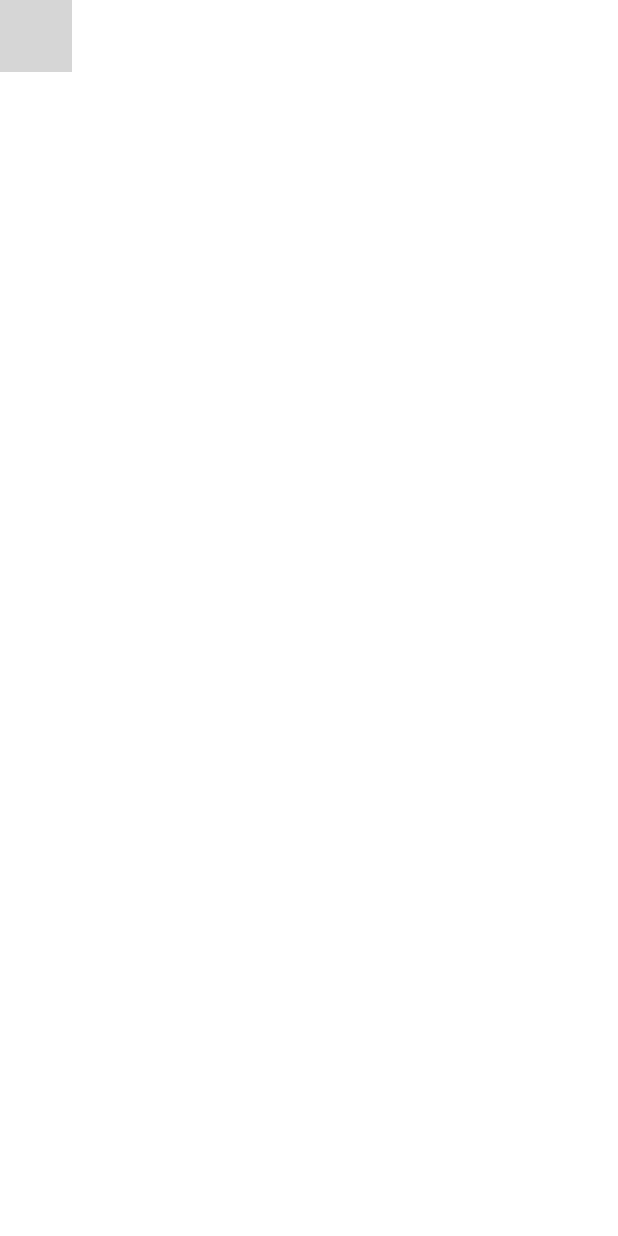
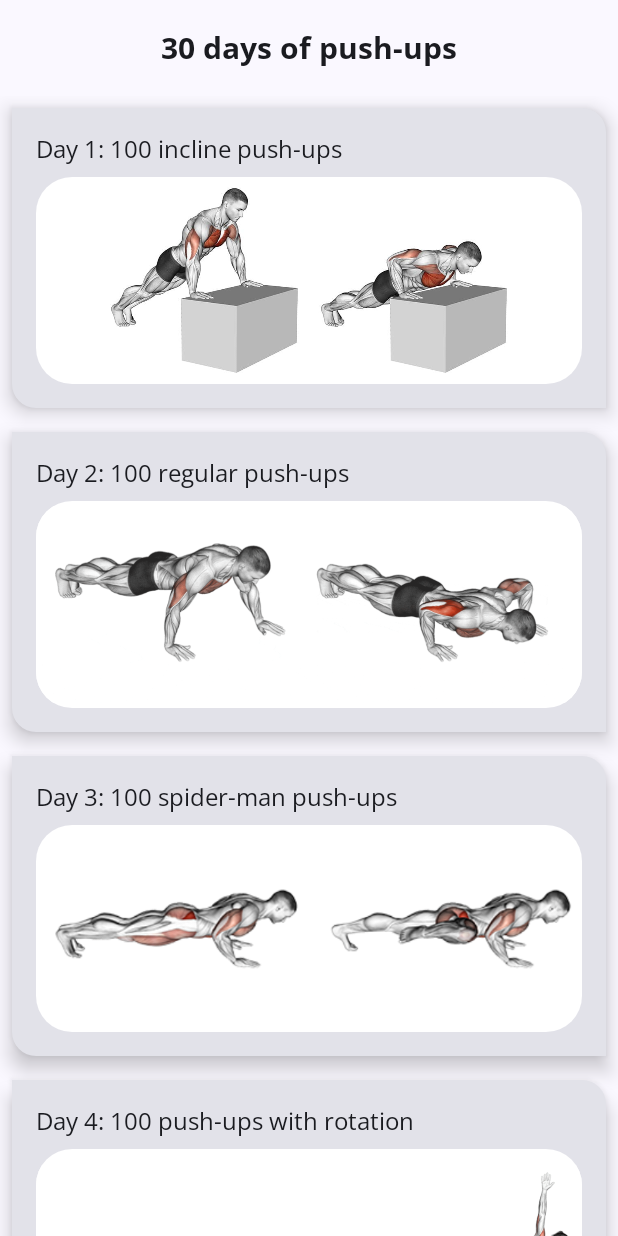
Before and after one commit to dadothetato/thirty_day_app, an Android app built with Jetpack Compose: the MainActivity screen opened directly, with no data from a screen before it, on a phone screen of 412 x 824 dp. Run offline under Robolectric (Android 15) with nearby library versions, the phone set to English and light mode, and no system bars; grey boxes are pictures that could not be loaded.

Commit message:
New PushUpApp composable which runs the app.

```diff
--- a/app/src/main/java/com/example/thirtydaysapp/ThirtyDaysAppScreen.kt
+++ b/app/src/main/java/com/example/thirtydaysapp/ThirtyDaysAppScreen.kt
@@ -4,15 +4,19 @@ import androidx.compose.foundation.Image
 import androidx.compose.foundation.background
 import androidx.compose.foundation.layout.Box
 import androidx.compose.foundation.layout.Column
+import androidx.compose.foundation.layout.Row
 import androidx.compose.foundation.layout.Spacer
 import androidx.compose.foundation.layout.fillMaxHeight
+import androidx.compose.foundation.layout.fillMaxSize
 import androidx.compose.foundation.layout.fillMaxWidth
 import androidx.compose.foundation.layout.height
 import androidx.compose.foundation.layout.padding
-import androidx.compose.foundation.shape.RoundedCornerShape
+import androidx.compose.foundation.layout.size
+import androidx.compose.foundation.lazy.LazyColumn
 import androidx.compose.material3.Card
 import androidx.compose.material3.CardDefaults
 import androidx.compose.material3.MaterialTheme
+import androidx.compose.material3.Scaffold
 import androidx.compose.material3.Text
 import androidx.compose.runtime.Composable
 import androidx.compose.ui.Alignment
@@ -22,13 +26,51 @@ import androidx.compose.ui.graphics.Color
 import androidx.compose.ui.res.dimensionResource
 import androidx.compose.ui.res.painterResource
 import androidx.compose.ui.res.stringResource
-import androidx.compose.ui.text.font.Font
-import androidx.compose.ui.text.font.FontFamily
-import androidx.compose.ui.text.font.FontWeight
 import androidx.compose.ui.tooling.preview.Preview
 import androidx.compose.ui.unit.dp
 import androidx.compose.ui.unit.sp
+import androidx.compose.foundation.lazy.items
+import androidx.compose.foundation.lazy.itemsIndexed
+import androidx.compose.material3.CenterAlignedTopAppBar
+import androidx.compose.material3.ExperimentalMaterial3Api
 import com.example.thirtydaysapp.data.PushUp
+import com.example.thirtydaysapp.data.PushUpRepository
+
+
+@OptIn(ExperimentalMaterial3Api::class)
+@Composable
+fun PushUpTopAppBar(modifier: Modifier = Modifier) {
+    CenterAlignedTopAppBar(
+        title = {
+            Text(
+                text = stringResource(R.string.app_name),
+                style = MaterialTheme.typography.displayLarge
+            )
+        },
+        modifier = modifier
+    )
+}
+
+
+@Composable
+fun PushUpApp() {
+    Scaffold(
+        topBar = {
+            PushUpTopAppBar()
+        }
+    ) {
+        LazyColumn(contentPadding = it) {
+            itemsIndexed(PushUpRepository.pushUps) { index, pushUp ->
+                PushUpItem(
+                    pushUp = pushUp,
+                    dayNumber = index + 1,
+                    modifier = Modifier.padding(dimensionResource(R.dimen.padding_small))
+                )
+            }
+        }
+
+    }
+}
 
 
 @Composable
@@ -65,14 +107,14 @@ fun PushUpItem(pushUp: PushUp, dayNumber: Int, modifier: Modifier = Modifier) {
                     modifier = Modifier
                         .clip(MaterialTheme.shapes.small)
                         .background(color = Color.White)
-                        .fillMaxHeight()
+                        .fillMaxSize()
                 )
             }
         }
     }
 }
 
-
+/*
 @Preview(showBackground = true)
 @Composable
 fun PushUpItemPreview() {
@@ -81,3 +123,10 @@ fun PushUpItemPreview() {
         dayNumber = 1
     )
 }
+ */
+
+@Preview(showBackground = true)
+@Composable
+fun PushUpAppPreview() {
+    PushUpApp()
+}
```
